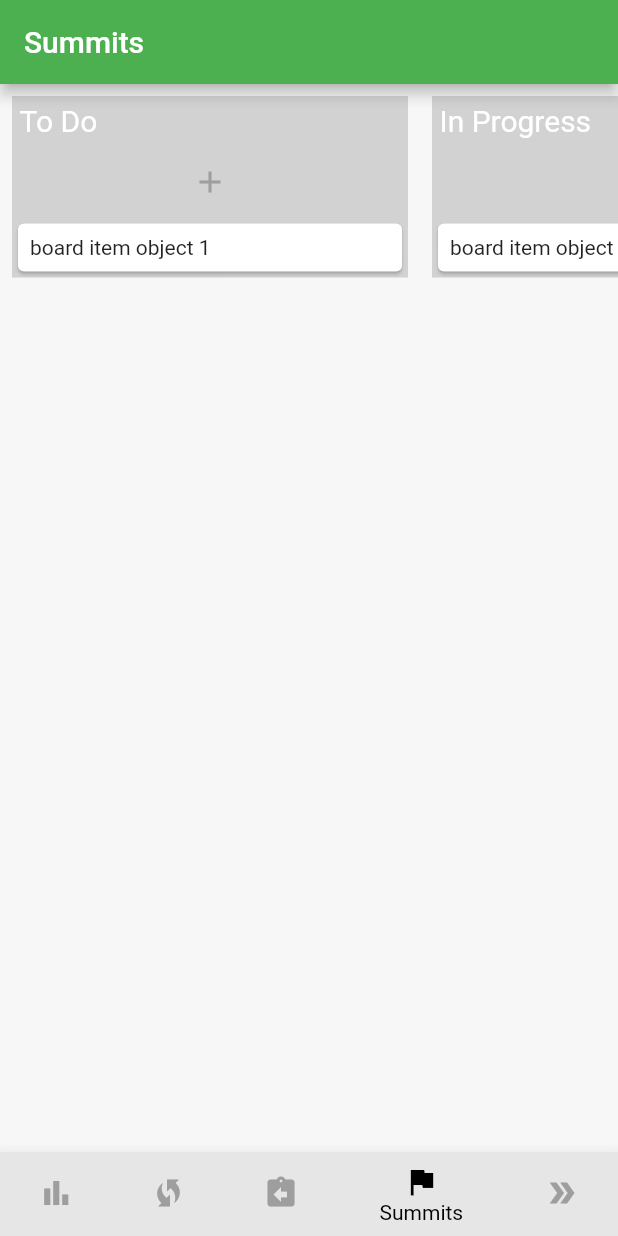
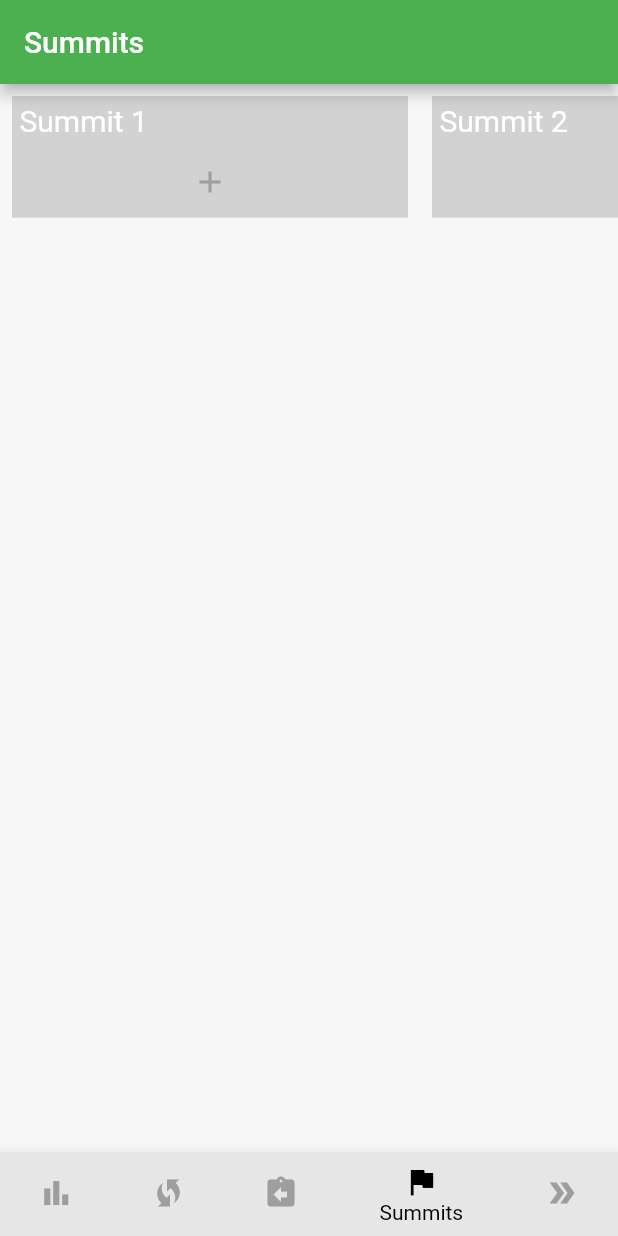
Before and after one commit to HaydenTheBaron/flutter-kanban-app, a Flutter app: the screen it shows after launch, item 4 of the bottom bar chosen, on a phone screen of 412 x 824 dp. Run offline on Flutter 3.47's test engine with Material 2 defaults, Android fonts, the phone set to English and light mode, and no system bars.

Commit message:
Change default kanban col names for each screen

```diff
--- a/lib/shared/backlog_board.dart
+++ b/lib/shared/backlog_board.dart
@@ -1,8 +1,17 @@
 import 'package:flutter/material.dart';
 import 'package:kanbanapp2/shared/kanban_board.dart';
 
-
 class BacklogBoard extends KanbanBoard {
-  BacklogBoard({Key key}) : super(key: key);
-
+  BacklogBoard({Key key})
+      : super(<BoardListObject>[
+          BoardListObject(title: "Next", items: <BoardItemObject>[
+            BoardItemObject("bl object 1"),
+          ]),
+          BoardListObject(title: "Soon", items: <BoardItemObject>[
+            BoardItemObject("bl object 2"),
+          ]),
+          BoardListObject(title: "Someday", items: <BoardItemObject>[
+            BoardItemObject("bl object 3"),
+          ]),
+        ], key: key);
 }
--- a/lib/shared/kanban_board.dart
+++ b/lib/shared/kanban_board.dart
@@ -6,23 +6,11 @@ import 'package:kanbanapp2/shared/kanban_board_helpers/board_item.dart';
 import 'package:kanbanapp2/shared/kanban_board_helpers/boardview.dart';
 
 class KanbanBoard extends StatefulWidget {
-  KanbanBoard({Key key}) : super(key: key);
 
-  // TODO: initialize to empty list after adding create new task button
-  final List<BoardListObject> _listData = [
-    BoardListObject(title: "To Do", items: <BoardItemObject>[
-      BoardItemObject("board item object 1"),
-    ]),
-    BoardListObject(title: "In Progress", items: <BoardItemObject>[
-      BoardItemObject("board item object 2"),
-    ]),
-    BoardListObject(title: "Waiting", items: <BoardItemObject>[
-      BoardItemObject("board item object 3"),
-    ]),
-    BoardListObject(title: "Done", items: <BoardItemObject>[
-      BoardItemObject("board item object 4"),
-    ]),
-  ];
+  final List<BoardListObject> _listData;
+
+  @override
+  KanbanBoard(this._listData, {Key key}) : super(key: key);
 
   @override
   _KanbanBoardState createState() => _KanbanBoardState();
@@ -30,7 +18,7 @@ class KanbanBoard extends StatefulWidget {
 
 class _KanbanBoardState extends State<KanbanBoard> {
   var boardViewController =
-      BoardViewController(); // TODO: can I make this final?
+      BoardViewController();
 
   var titleCreateCardTextFormFieldController = TextEditingController();
 
--- a/lib/shared/sprint_board.dart
+++ b/lib/shared/sprint_board.dart
@@ -1,9 +1,20 @@
 import 'package:flutter/material.dart';
 import 'package:kanbanapp2/shared/kanban_board.dart';
 
-
 class SprintBoard extends KanbanBoard {
-  SprintBoard({Key key}) : super(key: key);
-
-
+  SprintBoard({Key key})
+      : super(<BoardListObject>[
+          BoardListObject(title: "To Do", items: <BoardItemObject>[
+            BoardItemObject("board item object 1"),
+          ]),
+          BoardListObject(title: "In Progress", items: <BoardItemObject>[
+            BoardItemObject("board item object 2"),
+          ]),
+          BoardListObject(title: "Waiting", items: <BoardItemObject>[
+            BoardItemObject("board item object 3"),
+          ]),
+          BoardListObject(title: "Done", items: <BoardItemObject>[
+            BoardItemObject("board item object 4"),
+          ])
+        ], key: key);
 }
--- a/lib/shared/summits_board.dart
+++ b/lib/shared/summits_board.dart
@@ -3,6 +3,15 @@ import 'package:kanbanapp2/shared/kanban_board.dart';
 
 
 class SummitsBoard extends KanbanBoard {
-  SummitsBoard({Key key}) : super(key: key);
-
+  SummitsBoard({Key key})
+      : super(<BoardListObject>[
+          BoardListObject(title: "Summit 1", items: <BoardItemObject>[
+          ]),
+          BoardListObject(title: "Summit 2", items: <BoardItemObject>[
+          ]),
+          BoardListObject(title: "Summit 3", items: <BoardItemObject>[
+          ]),
+          BoardListObject(title: "Summit 4", items: <BoardItemObject>[
+          ])
+        ], key: key);
 }
--- a/lib/shared/whirlwind_board.dart
+++ b/lib/shared/whirlwind_board.dart
@@ -3,6 +3,16 @@ import 'package:kanbanapp2/shared/kanban_board.dart';
 
 
 class WhirlwindBoard extends KanbanBoard {
-  WhirlwindBoard({Key key}) : super(key: key);
-
+  WhirlwindBoard({Key key})
+      : super(<BoardListObject>[
+          BoardListObject(title: "High Priority", items: <BoardItemObject>[
+            BoardItemObject("w item object 1"),
+          ]),
+          BoardListObject(title: "Mid Priority", items: <BoardItemObject>[
+            BoardItemObject("w item object 2"),
+          ]),
+          BoardListObject(title: "Low Priority", items: <BoardItemObject>[
+            BoardItemObject("w item object 3"),
+          ]),
+        ], key: key);
 }
```
